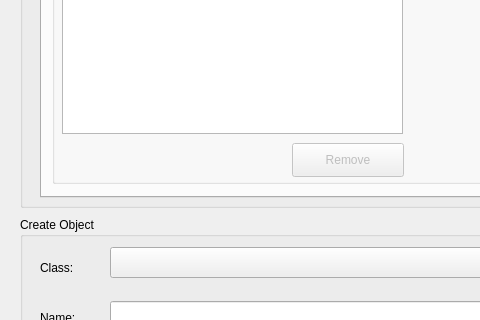
Qt form Source/Plugins/ExperimentManager/ExperimentUserInterface/experimentobjectsdialog.ui (svengijsen/BrainStim) before a commit; both pictures show x 0 to 480 and y 393 to 713 of the 889 by 800 pixel window.
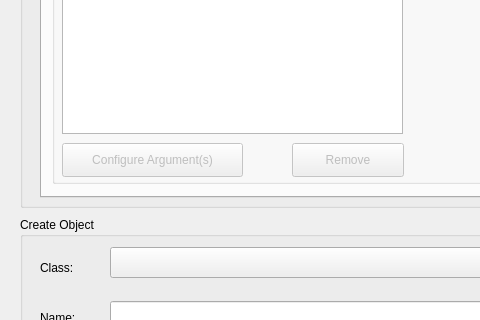
The same form after that commit. The open tabs and pages were chosen to show the change.

```diff
--- a/Source/Plugins/ExperimentManager/ExperimentUserInterface/experimentobjectsdialog.ui
+++ b/Source/Plugins/ExperimentManager/ExperimentUserInterface/experimentobjectsdialog.ui
@@ -189,6 +189,22 @@
         </rect>
        </property>
       </widget>
+      <widget class="QPushButton" name="pbInitConfigureParameters">
+       <property name="enabled">
+        <bool>false</bool>
+       </property>
+       <property name="geometry">
+        <rect>
+         <x>10</x>
+         <y>220</y>
+         <width>181</width>
+         <height>34</height>
+        </rect>
+       </property>
+       <property name="text">
+        <string>Configure Argument(s)</string>
+       </property>
+      </widget>
      </widget>
      <widget class="QGroupBox" name="gbAvailableInits">
       <property name="enabled">
```
Left out of the diff: 16 changed lines with no effect on the pictures.
